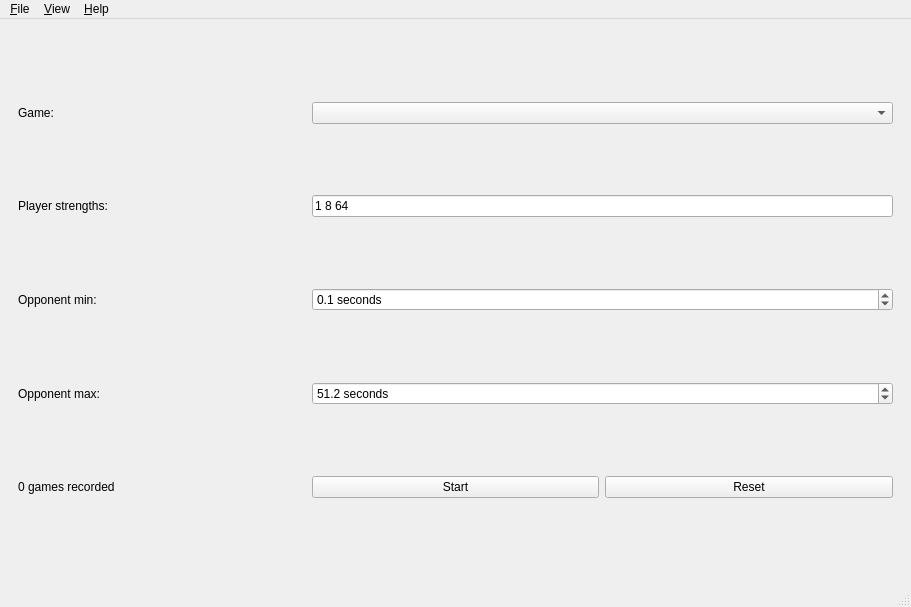
donkirkby/zero-play, file zero_play/main_window.ui: the form before one commit.
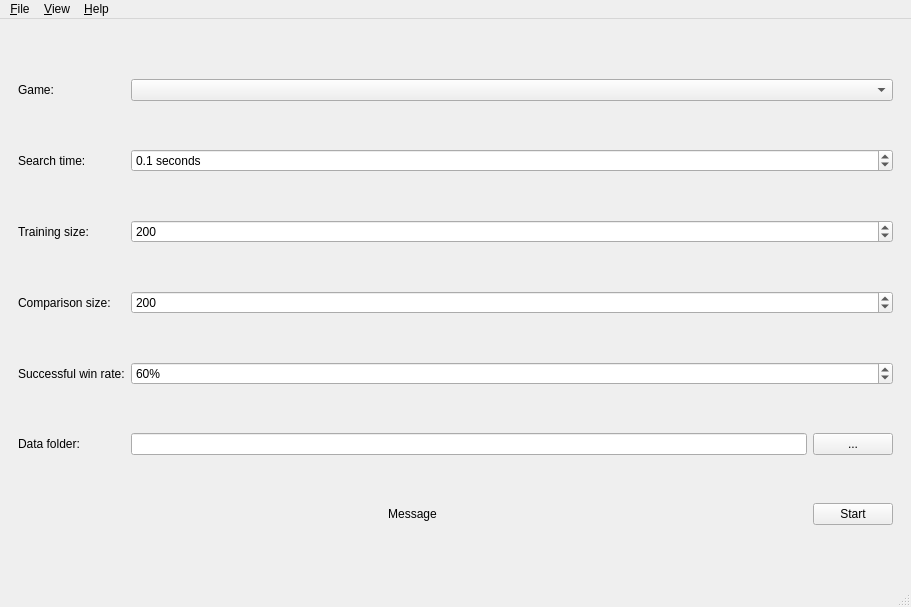
The form after the commit.

Commit message: Resurrect old neural network training code for #36.

```diff
--- a/zero_play/main_window.ui
+++ b/zero_play/main_window.ui
@@ -18,7 +18,7 @@
     <item>
      <widget class="QStackedWidget" name="stacked_widget">
       <property name="currentIndex">
-       <number>5</number>
+       <number>6</number>
       </property>
       <widget class="QWidget" name="game_page">
        <layout class="QGridLayout" name="gridLayout_3">
@@ -440,6 +440,135 @@
         </item>
        </layout>
       </widget>
+      <widget class="QWidget" name="training_page">
+       <layout class="QGridLayout" name="gridLayout_8">
+        <item row="5" column="0">
+         <widget class="QLabel" name="label_10">
+          <property name="text">
+           <string>Data folder:</string>
+          </property>
+         </widget>
+        </item>
+        <item row="2" column="0">
+         <widget class="QLabel" name="label_7">
+          <property name="text">
+           <string>Training size:</string>
+          </property>
+         </widget>
+        </item>
+        <item row="3" column="0">
+         <widget class="QLabel" name="label_8">
+          <property name="text">
+           <string>Comparison size:</string>
+          </property>
+         </widget>
+        </item>
+        <item row="1" column="0">
+         <widget class="QLabel" name="label_6">
+          <property name="text">
+           <string>Search time:</string>
+          </property>
+         </widget>
+        </item>
+        <item row="4" column="0">
+         <widget class="QLabel" name="label_9">
+          <property name="text">
+           <string>Successful win rate:</string>
+          </property>
+         </widget>
+        </item>
+        <item row="5" column="1">
+         <widget class="QLineEdit" name="training_path">
+          <property name="readOnly">
+           <bool>true</bool>
+          </property>
+         </widget>
+        </item>
+        <item row="0" column="0">
+         <widget class="QLabel" name="label_5">
+          <property name="text">
+           <string>Game:</string>
+          </property>
+         </widget>
+        </item>
+        <item row="5" column="2">
+         <widget class="QPushButton" name="training_open">
+          <property name="text">
+           <string>...</string>
+          </property>
+         </widget>
+        </item>
+        <item row="4" column="1" colspan="2">
+         <widget class="QSpinBox" name="training_win_rate">
+          <property name="suffix">
+           <string>%</string>
+          </property>
+          <property name="maximum">
+           <number>100</number>
+          </property>
+          <property name="value">
+           <number>60</number>
+          </property>
+         </widget>
+        </item>
+        <item row="3" column="1" colspan="2">
+         <widget class="QSpinBox" name="training_comparison">
+          <property name="maximum">
+           <number>9999999</number>
+          </property>
+          <property name="value">
+           <number>200</number>
+          </property>
+         </widget>
+        </item>
+        <item row="2" column="1" colspan="2">
+         <widget class="QSpinBox" name="training_size">
+          <property name="maximum">
+           <number>9999999</number>
+          </property>
+          <property name="value">
+           <number>200</number>
+          </property>
+         </widget>
+        </item>
+        <item row="1" column="1" colspan="2">
+         <widget class="QDoubleSpinBox" name="training_time">
+          <property name="toolTip">
+           <string extracomment="MCTS search time"/>
+          </property>
+          <property name="suffix">
+           <string> seconds</string>
+          </property>
+          <property name="decimals">
+           <number>1</number>
+          </property>
+          <property name="value">
+           <double>0.100000000000000</double>
+          </property>
+         </widget>
+        </item>
+        <item row="0" column="1" colspan="2">
+         <widget class="QComboBox" name="training_game"/>
+        </item>
+        <item row="6" column="2">
+         <widget class="QPushButton" name="training_start">
+          <property name="text">
+           <string>Start</string>
+          </property>
+         </widget>
+        </item>
+        <item row="6" column="0" colspan="2">
+         <widget class="QLabel" name="training_message">
+          <property name="text">
+           <string>Message</string>
+          </property>
+          <property name="alignment">
+           <set>Qt::AlignCenter</set>
+          </property>
+         </widget>
+        </item>
+       </layout>
+      </widget>
       <widget class="QWidget" name="plot_strength_display_page">
        <layout class="QGridLayout" name="gridLayout_7"/>
       </widget>
```
Left out of the diff: 53 changed lines with no effect on the pictures. The commit also changes 7 other files.
